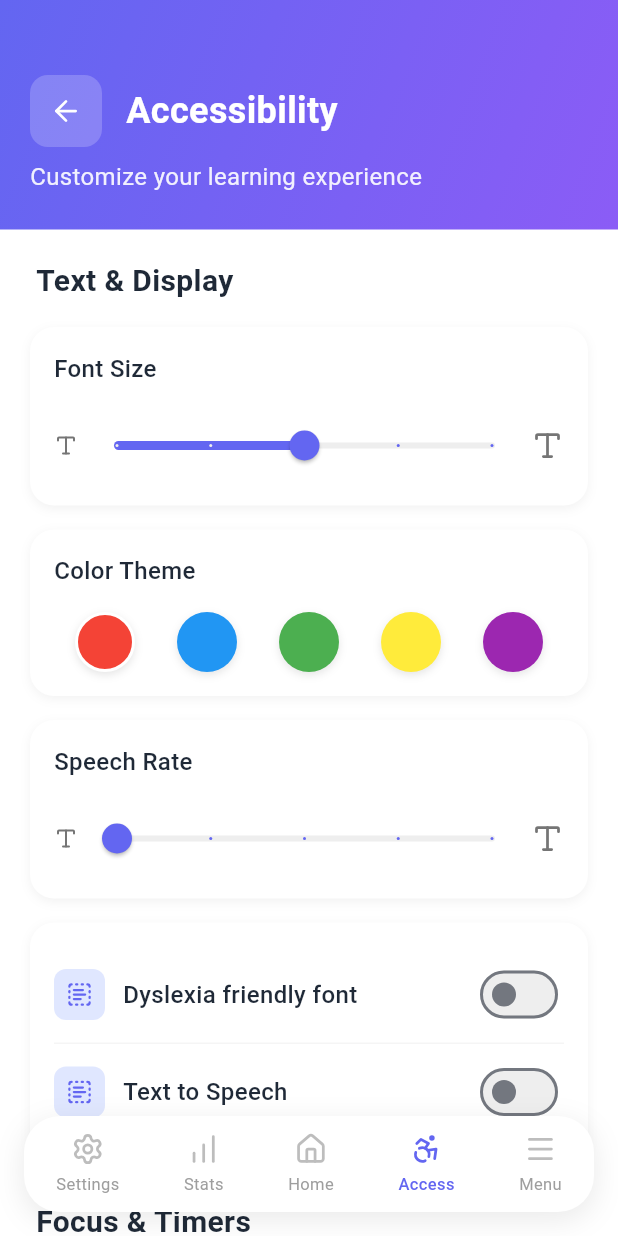
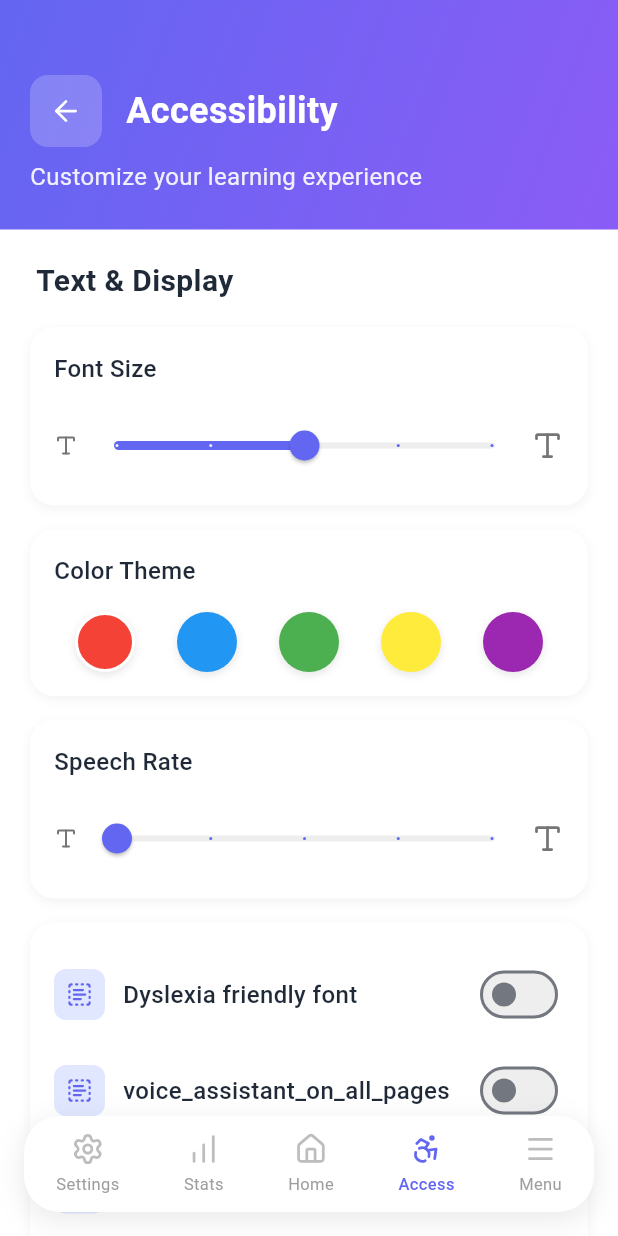
Before and after one commit to 0xteamCookie/LearnAbility, a Flutter app: the HomePage screen opened directly, item 4 of the bottom bar chosen, on a phone screen of 412 x 824 dp. Run offline on Flutter 3.47's test engine with Material 3 defaults, Android fonts, the phone set to English and light mode, and no system bars; our stand-ins replace audioplayers, easy_localization, file_picker, flutter_markdown, flutter_tts, logger and 3 more; missing offline and left inert: flutter_math_fork, vapinew; accounts and stored records are empty; network calls fail.

Commit message:
added voice assisstant toggle

```diff
--- a/assets/lang/en.json
+++ b/assets/lang/en.json
@@ -93,6 +93,7 @@
     "fast": "Fast",
     "dyslexia_friendly_font": "Dyslexia friendly font",
     "focus_and_timers": "Focus & Timers",
+    "voice_assisstant_on_all_pages": "Voice Assisstant on all pages",
     "reminders": "Reminders",
 
     "account_information": "Account Information",
--- a/lib/accessibility_model.dart
+++ b/lib/accessibility_model.dart
@@ -8,6 +8,7 @@ class AccessibilitySettings extends ChangeNotifier {
   bool _pomodoro = false;
   bool _reminders = false;
   bool _textToSpeech = false;
+  bool _voiceAssisstant = false;
   int _selectedColorIndex = 0;
   int _selectedIndexBottomNavBar = 2;
   String _language = 'English';
@@ -19,6 +20,7 @@ class AccessibilitySettings extends ChangeNotifier {
   bool get textToSpeech => _textToSpeech;
   bool get pomodoro => _pomodoro;
   bool get reminders => _reminders;
+  bool get voiceAssisstant => _voiceAssisstant;
   int get selectedColorIndex => _selectedColorIndex;
   int get selectedIndexBottomNavBar => _selectedIndexBottomNavBar;
   String get language => _language;
@@ -53,6 +55,11 @@ class AccessibilitySettings extends ChangeNotifier {
     notifyListeners();
   }
 
+  void setVoiceAssisstant(bool value) {
+    _voiceAssisstant = value;
+    notifyListeners();
+  }
+
   void setReminders(bool value) {
     _reminders = value;
     notifyListeners();
--- a/lib/accessibility_page.dart
+++ b/lib/accessibility_page.dart
@@ -44,6 +44,7 @@ class _AccessibilityPageState extends State<AccessibilityPage> {
 
     double fontSize = settings.fontSize;
     bool openDyslexic = settings.openDyslexic;
+    bool voiceAssisstant = settings.voiceAssisstant;
     double speechRate = settings.speechRate;
     bool pomodoro = settings.pomodoro;
     bool breakReminders = settings.reminders;
@@ -314,6 +315,14 @@ class _AccessibilityPageState extends State<AccessibilityPage> {
                               fontFamily(),
                               LucideIcons.textSelect,
                             ),
+                            _buildSwitchSetting(
+                              "voice_assistant_on_all_pages".tr(),
+                              voiceAssisstant,
+                              (value) => settings.setVoiceAssisstant(value),
+                              fontSize,
+                              fontFamily(),
+                              LucideIcons.textSelect,
+                            ),
                             Divider(
                               height: 1,
                               thickness: 1,
--- a/lib/repository/widgets/global_navbar.dart
+++ b/lib/repository/widgets/global_navbar.dart
@@ -190,7 +190,7 @@ class _GlobalNavBarState extends State<GlobalNavBar> {
     final currentIndex = settings.selectedIndexBottomNavBar;
 
     // If the user has selected blindness
-  if (/*blind*/ settings.pomodoro) {
+  if (settings.voiceAssisstant) {
   return Align(
     alignment: Alignment.bottomCenter,
     child: Padding(
@@ -208,7 +208,7 @@ class _GlobalNavBarState extends State<GlobalNavBar> {
           foregroundColor: Colors.white,
           icon: Icon(Icons.mic, size: 28),
           label: Text(
-            'Voice Assistant',
+            'ai_voice_assistant'.tr(),
             style: TextStyle(
               fontSize: 16 * settings.fontSize,
               fontFamily: fontFamily,
```
